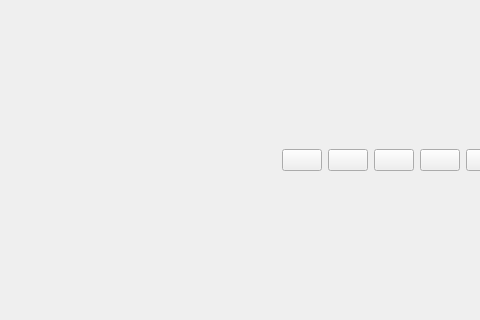
TUW-VieVS/VieSchedppGUI, file secondaryGUIs/vieschedpp_analyser.ui: the form before one commit; both pictures show x 190 to 670 and y 181 to 501 of the 800 by 751 pixel window.
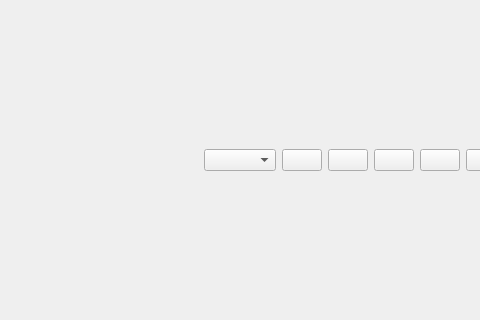
The form after the commit. Icons and pictures are not drawn.

Commit message: change default UV plot selection

```diff
--- a/secondaryGUIs/vieschedpp_analyser.ui
+++ b/secondaryGUIs/vieschedpp_analyser.ui
@@ -332,6 +332,9 @@
             </property>
            </spacer>
           </item>
+          <item>
+           <widget class="QComboBox" name="comboBox_uv_change_all"/>
+          </item>
           <item>
            <widget class="QPushButton" name="pushButton_uv_screenshot">
             <property name="text">
```
Left out of the diff: 2 changed lines with no effect on the pictures. The commit also changes 2 other files.
